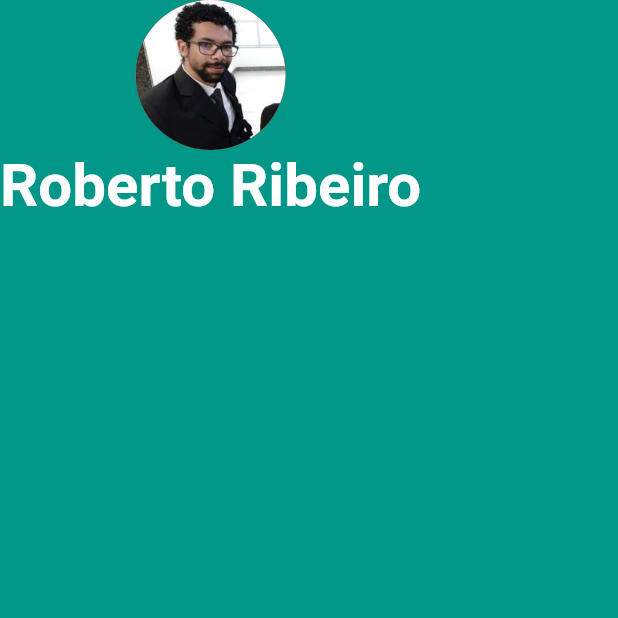
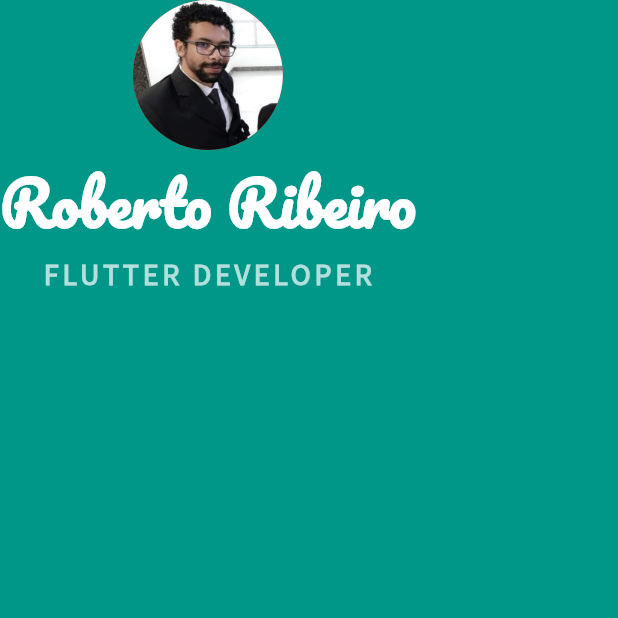
Before and after one commit to robertov8/mi_card_flutter, a Flutter app: the screen it shows after launch, on a phone screen of 412 x 824 dp, the top half of it. Run offline on Flutter 3.47's test engine with Material 2 defaults, Android fonts, the phone set to English and light mode, and no system bars.

Commit message:
45. Incorporating Custom Fonts in Your Flutter App

```diff
--- a/lib/main.dart
+++ b/lib/main.dart
@@ -21,11 +21,22 @@ class MyApp extends StatelessWidget {
               Text(
                 'Roberto Ribeiro',
                 style: TextStyle(
+                  fontFamily: 'Pacifico',
                   fontSize: 40,
                   color: Colors.white,
                   fontWeight: FontWeight.bold,
                 ),
-              )
+              ),
+              Text(
+                'FLUTTER DEVELOPER',
+                style: TextStyle(
+                  fontFamily: 'Source Sans Pro',
+                  fontSize: 20,
+                  color: Colors.teal.shade100,
+                  letterSpacing: 2.5,
+                  fontWeight: FontWeight.bold,
+                ),
+              ),
             ],
           ),
         ),
```
Also changed, not shown: pubspec.yaml (+8 -51 lines), fonts/Pacifico-Regular.ttf (added), fonts/SourceSansPro-Regular.ttf (added).
